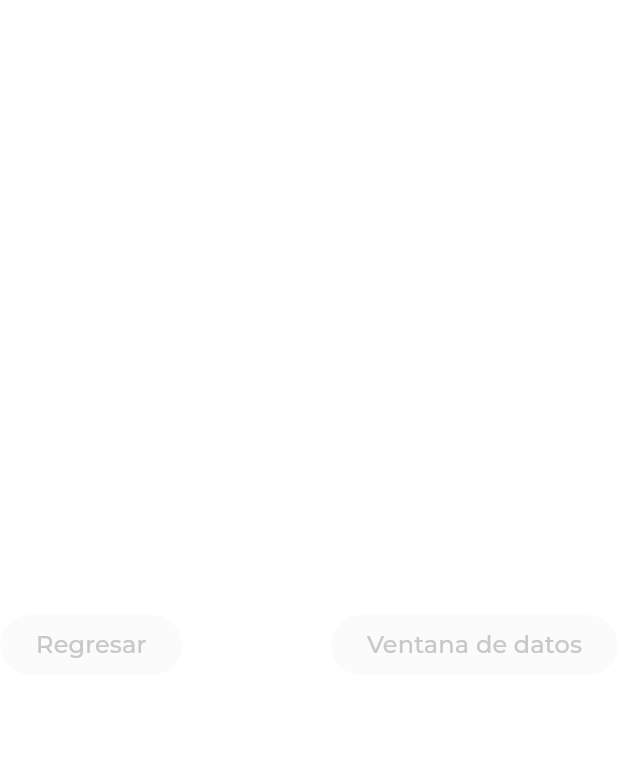
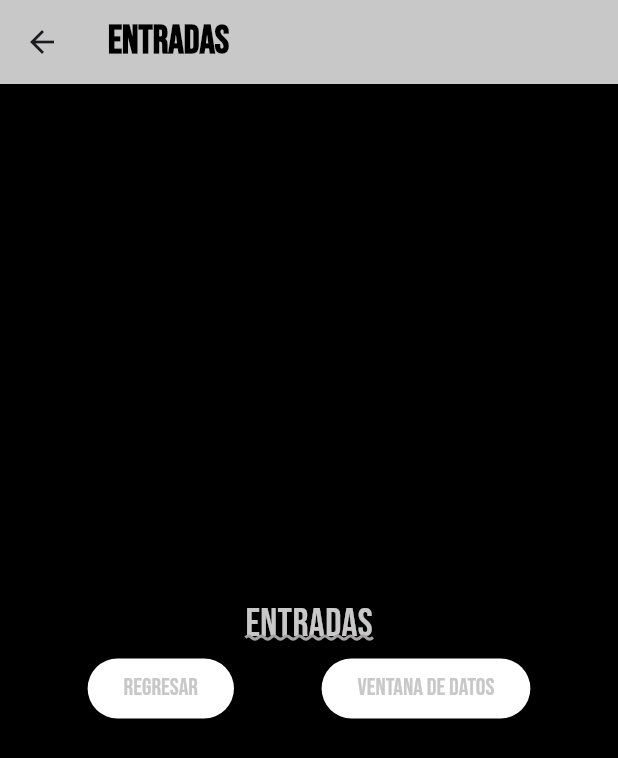
Before and after one commit to ifranco07/componentes_flutter, a Flutter app: the screen it shows after launch, after a tap on "Entradas", on a phone screen of 412 x 824 dp. Shown: the top 758 px of the screen. Run offline on Flutter 3.47's test engine with Material 3 defaults, Android fonts, the phone set to English and light mode, and no system bars; our stand-ins replace google_fonts.

Commit message:
Changing the AppTheme

```diff
--- a/lib/screens/home_screen.dart
+++ b/lib/screens/home_screen.dart
@@ -25,8 +25,14 @@ class HomeScreen extends StatelessWidget {
                 'Introduciendo valores',
                 style: AppTheme.lightTheme.textTheme.bodySmall,
                 ),
-              leading:  const Icon(Icons.input),
-              trailing: const Icon(Icons.arrow_circle_right_rounded),
+              leading:  IconTheme(
+                data: AppTheme.lightTheme.iconTheme,
+                child: const Icon(Icons.input),
+                ),
+              trailing: IconTheme(
+                data: AppTheme.lightTheme.iconTheme,
+                child:const Icon(Icons.arrow_circle_right_rounded),
+                ),
               onTap: () {
                 final ruta1 = MaterialPageRoute(builder: (context) {
                   return const InputsScreen();
@@ -44,8 +50,14 @@ class HomeScreen extends StatelessWidget {
                 'Lista con scroll infinito',
                 style: AppTheme.lightTheme.textTheme.bodySmall,
                 ),
-              leading: const Icon(Icons.list),
-              trailing: const Icon(Icons.arrow_circle_right_rounded),
+              leading: IconTheme(
+                data: AppTheme.lightTheme.iconTheme,
+                child: const Icon(Icons.list),
+                ),
+              trailing: IconTheme(
+                data: AppTheme.lightTheme.iconTheme,
+                child: const Icon(Icons.arrow_circle_right_rounded),
+                ),
                onTap: () {
                 final ruta2 = MaterialPageRoute(builder: (context) {
                   return const InfiniteScrollScreen();
@@ -63,8 +75,14 @@ class HomeScreen extends StatelessWidget {
                 'Mostrar un notificación',
                 style: AppTheme.lightTheme.textTheme.bodySmall,
                 ),
-              leading: const Icon(Icons.notification_add),
-              trailing: const Icon(Icons.arrow_circle_right_rounded),
+              leading: IconTheme(
+                data: AppTheme.lightTheme.iconTheme,
+                child: const Icon(Icons.notification_add),
+                ),
+              trailing: IconTheme(
+                data: AppTheme.lightTheme.iconTheme,
+                child: const Icon(Icons.arrow_circle_right_rounded),
+                ),
                onTap: () {
                 final ruta3 = MaterialPageRoute(builder: (context) {
                   return const NotificationsScreen();
--- a/lib/screens/inputs_screen.dart
+++ b/lib/screens/inputs_screen.dart
@@ -11,7 +11,11 @@ class InputsScreen extends StatefulWidget {
 class _InputsScreenState extends State<InputsScreen> {
   @override
   Widget build(BuildContext context) {
-   return Column(
+   return Scaffold(
+    appBar: AppBar(
+      title: const Text('Entradas'),
+    ),
+     body: Column(
       mainAxisAlignment: MainAxisAlignment.center,
       children: [
         Text(
@@ -19,7 +23,7 @@ class _InputsScreenState extends State<InputsScreen> {
           style: AppTheme.lightTheme.textTheme.headlineLarge,
         ),
         Row(
-        mainAxisAlignment: MainAxisAlignment.spaceBetween,
+          mainAxisAlignment: MainAxisAlignment.spaceEvenly,
           children: [
             ElevatedButton(onPressed: null, child: Text(
               'Regresar',
@@ -34,6 +38,7 @@ class _InputsScreenState extends State<InputsScreen> {
           ],
         ),
       ],
+     ),
    );
   }
 }
--- a/lib/theme/app_theme.dart
+++ b/lib/theme/app_theme.dart
@@ -1,38 +1,54 @@
-//Definicion de los temas de estilo de la app
+//Definicion de los temas de estilo de lapp
 import 'package:flutter/material.dart';
 import 'package:google_fonts/google_fonts.dart';
 
-class AppTheme{
-  //Constante de color primario
+class AppTheme {
+  //constante de color primario
  static const primaryColor= Color.fromARGB(200, 255, 255, 255);
   //Constante de color secunadrio
   static const secondaryColor= Color.fromARGB(255, 200, 200, 200);
   //Constante de color de fondo
   static const backColor=  Color.fromARGB(255, 0, 0, 0);
-  //Constante de tema
-  static final ThemeData lightTheme= ThemeData.dark().copyWith(
+  //constante de temas
+  static final ThemeData lightTheme = ThemeData.light().copyWith(
     scaffoldBackgroundColor: backColor,
-        appBarTheme: const AppBarTheme(
-          color: primaryColor
+    appBarTheme: AppBarTheme(
+      color: primaryColor,
+      titleTextStyle: GoogleFonts.bebasNeue(
+        color: const Color.fromARGB(255, 0, 0, 0),
+        fontSize: 25.8,
+        fontWeight: FontWeight.bold,
+      ),
+    ),
+    iconTheme: const IconThemeData(
+      color: Colors.white,
+      size: 35.0,
+    ),
+    elevatedButtonTheme: ElevatedButtonThemeData(
+      style: ButtonStyle(
+          backgroundColor: MaterialStateProperty.all(
+            const Color.fromARGB(255, 255, 255, 255),
+          ),
+          foregroundColor: MaterialStateProperty.all(
+            const Color.fromARGB(255, 0, 0, 0),
+          ),
+          textStyle: MaterialStateProperty.all(GoogleFonts.pacifico(
+            fontSize: 25.0,
+          ))),
     ),
     textTheme: TextTheme(
-    //Titulos muy grandes
-    headlineLarge: GoogleFonts.abrilFatface(
-      color:primaryColor,
+      //titulos muy grandes
+      headlineLarge: GoogleFonts.bebasNeue(
+        color: primaryColor,
         fontSize: 26.5,
         fontWeight: FontWeight.w500,
-      fontStyle: FontStyle.italic,
         decoration: TextDecoration.underline,
-      decorationColor: primaryColor,
+        decorationColor: const Color.fromARGB(255, 165, 163, 163),
         decorationStyle: TextDecorationStyle.wavy,
-      decorationThickness: 3.0,
+        decorationThickness: 1.0,
       ),
-
-    //Estilo para texto muy pequeño
-    bodySmall: GoogleFonts.montserrat(
-      color: secondaryColor,
-      fontSize: 16.0
-    )
-  )
+      //estilo para texto muy pequeño
+      bodySmall: GoogleFonts.bebasNeue(color: secondaryColor, fontSize: 16.0),
+    ),
   );
 }
```
Lines whose indentation alone changed are shown as unchanged.
